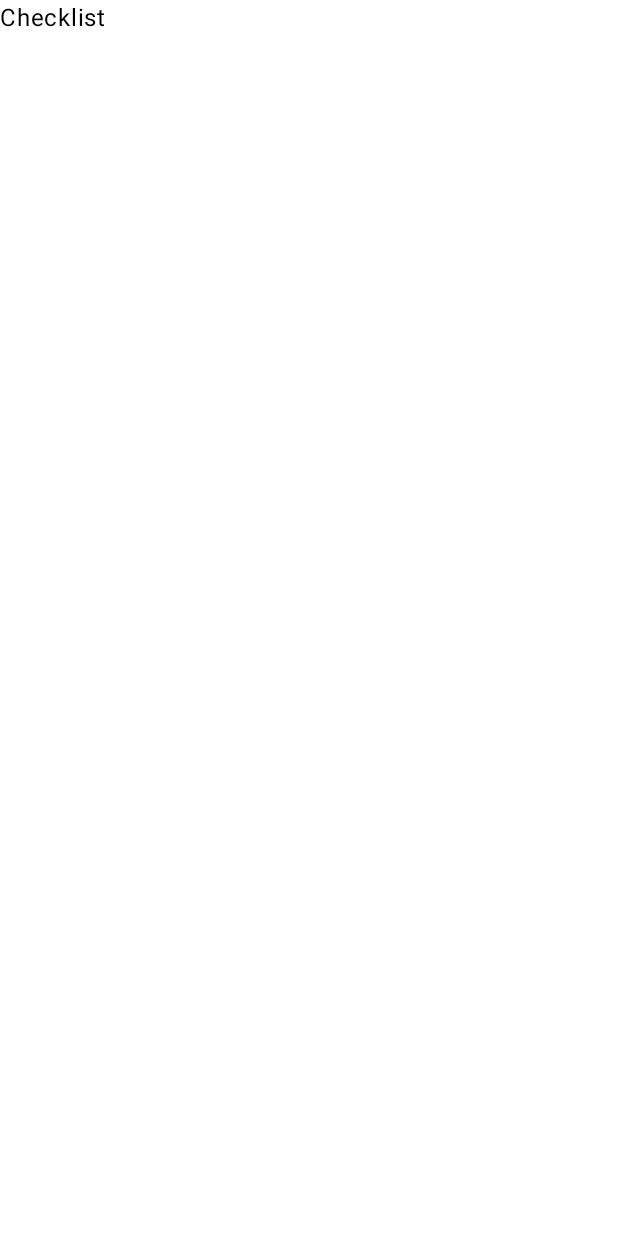
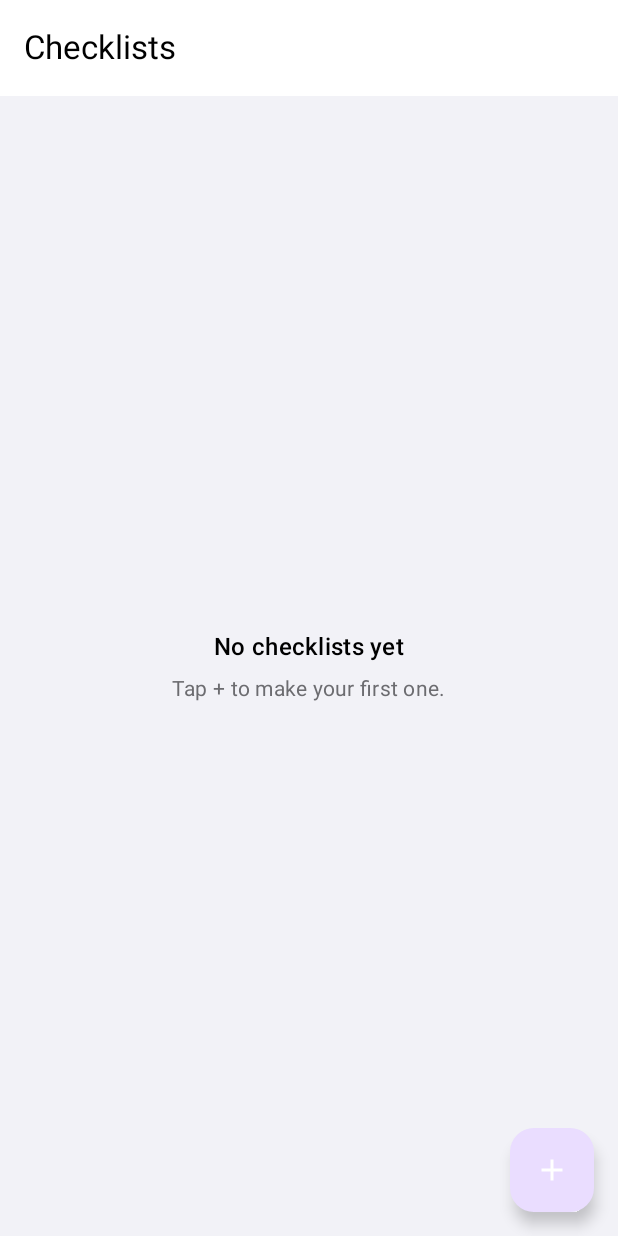
Before and after one commit to abhiram-k-2223/checklist-app, an Android app built with Jetpack Compose: the screen it shows after launch (MainActivity), on a phone screen of 412 x 824 dp. Before the commit the screen is almost empty. Run offline under Robolectric (Android 15) with nearby library versions, the phone set to English and light mode, and no system bars.

Commit message:
feat: add lists screen and view model

```diff
--- a/app/src/main/kotlin/dev/abhiram/checklist/MainActivity.kt
+++ b/app/src/main/kotlin/dev/abhiram/checklist/MainActivity.kt
@@ -2,22 +2,62 @@ package dev.abhiram.checklist
 
 import android.os.Bundle
 import androidx.activity.ComponentActivity
+import androidx.activity.compose.BackHandler
 import androidx.activity.compose.setContent
 import androidx.activity.enableEdgeToEdge
+import androidx.activity.viewModels
+import androidx.compose.foundation.layout.Box
 import androidx.compose.foundation.layout.fillMaxSize
+import androidx.compose.material3.MaterialTheme
 import androidx.compose.material3.Surface
 import androidx.compose.material3.Text
+import androidx.compose.runtime.getValue
+import androidx.compose.ui.Alignment
 import androidx.compose.ui.Modifier
+import androidx.lifecycle.compose.collectAsStateWithLifecycle
+import dev.abhiram.checklist.ui.ChecklistViewModel
+import dev.abhiram.checklist.ui.ListsScreen
 import dev.abhiram.checklist.ui.theme.ChecklistTheme
 
 class MainActivity : ComponentActivity() {
+
+    private val viewModel: ChecklistViewModel by viewModels {
+        val app = application as ChecklistApplication
+        ChecklistViewModel.factory(this, app.repository)
+    }
+
     override fun onCreate(savedInstanceState: Bundle?) {
         super.onCreate(savedInstanceState)
         enableEdgeToEdge()
         setContent {
             ChecklistTheme {
-                Surface(modifier = Modifier.fillMaxSize()) {
-                    Text("Checklist")
+                Surface(
+                    modifier = Modifier.fillMaxSize(),
+                    color = MaterialTheme.colorScheme.background,
+                ) {
+                    val uiState by viewModel.uiState.collectAsStateWithLifecycle()
+                    val selected = uiState.selectedChecklist
+                    if (selected == null) {
+                        ListsScreen(
+                            checklists = uiState.checklists,
+                            onOpenChecklist = viewModel::openChecklist,
+                            onCreateChecklist = viewModel::createChecklist,
+                            onRenameChecklist = viewModel::renameChecklist,
+                            onDeleteChecklist = viewModel::deleteChecklist,
+                            onSetPinned = viewModel::setPinned,
+                        )
+                    } else {
+                        BackHandler { viewModel.closeChecklist() }
+                        Box(
+                            modifier = Modifier.fillMaxSize(),
+                            contentAlignment = Alignment.Center,
+                        ) {
+                            Text(
+                                text = selected.title,
+                                style = MaterialTheme.typography.titleLarge,
+                            )
+                        }
+                    }
                 }
             }
         }
--- /dev/null
+++ b/app/src/main/kotlin/dev/abhiram/checklist/ui/ChecklistViewModel.kt
@@ -0,0 +1,103 @@
+package dev.abhiram.checklist.ui
+
+import androidx.lifecycle.AbstractSavedStateViewModelFactory
+import androidx.lifecycle.SavedStateHandle
+import androidx.lifecycle.ViewModel
+import androidx.lifecycle.viewModelScope
+import androidx.savedstate.SavedStateRegistryOwner
+import dev.abhiram.checklist.data.ChecklistRepository
+import dev.abhiram.checklist.data.model.Checklist
+import kotlinx.coroutines.flow.SharingStarted
+import kotlinx.coroutines.flow.StateFlow
+import kotlinx.coroutines.flow.combine
+import kotlinx.coroutines.flow.stateIn
+import kotlinx.coroutines.launch
+
+data class ChecklistUiState(
+    val checklists: List<Checklist> = emptyList(),
+    val selectedId: String? = null,
+) {
+    val selectedChecklist: Checklist?
+        get() = checklists.firstOrNull { it.id == selectedId }
+}
+
+class ChecklistViewModel(
+    private val repository: ChecklistRepository,
+    private val savedStateHandle: SavedStateHandle,
+) : ViewModel() {
+
+    private val selectedId = savedStateHandle.getStateFlow<String?>(KEY_SELECTED, null)
+
+    val uiState: StateFlow<ChecklistUiState> = combine(repository.state, selectedId) { state, requested ->
+        val selected = requested?.takeIf { id -> state.checklists.any { it.id == id } }
+        ChecklistUiState(checklists = state.checklists, selectedId = selected)
+    }.stateIn(
+        scope = viewModelScope,
+        started = SharingStarted.WhileSubscribed(5_000),
+        initialValue = ChecklistUiState(),
+    )
+
+    fun openChecklist(id: String) {
+        savedStateHandle[KEY_SELECTED] = id
+    }
+
+    fun closeChecklist() {
+        savedStateHandle[KEY_SELECTED] = null
+    }
+
+    fun createChecklist(title: String) {
+        viewModelScope.launch {
+            openChecklist(repository.createChecklist(title))
+        }
+    }
+
+    fun renameChecklist(id: String, title: String) {
+        viewModelScope.launch { repository.renameChecklist(id, title) }
+    }
+
+    fun deleteChecklist(id: String) {
+        viewModelScope.launch {
+            repository.deleteChecklist(id)
+            if (selectedId.value == id) {
+                closeChecklist()
+            }
+        }
+    }
+
+    fun setPinned(id: String?) {
+        viewModelScope.launch { repository.setPinned(id) }
+    }
+
+    fun addItem(checklistId: String, text: String) {
+        viewModelScope.launch { repository.addItem(checklistId, text) }
+    }
+
+    fun updateItem(itemId: String, text: String) {
+        viewModelScope.launch { repository.updateItem(itemId, text) }
+    }
+
+    fun toggleItem(itemId: String) {
+        viewModelScope.launch { repository.toggleItem(itemId) }
+    }
+
+    fun deleteItem(itemId: String) {
+        viewModelScope.launch { repository.deleteItem(itemId) }
+    }
+
+    companion object {
+        private const val KEY_SELECTED = "selected_checklist_id"
+
+        fun factory(
+            owner: SavedStateRegistryOwner,
+            repository: ChecklistRepository,
+        ): AbstractSavedStateViewModelFactory =
+            object : AbstractSavedStateViewModelFactory(owner, null) {
+                @Suppress("UNCHECKED_CAST")
+                override fun <T : ViewModel> create(
+                    key: String,
+                    modelClass: Class<T>,
+                    handle: SavedStateHandle,
+                ): T = ChecklistViewModel(repository, handle) as T
+            }
+    }
+}
--- /dev/null
+++ b/app/src/main/kotlin/dev/abhiram/checklist/ui/ListsScreen.kt
@@ -0,0 +1,239 @@
+@file:OptIn(androidx.compose.material3.ExperimentalMaterial3Api::class)
+
+package dev.abhiram.checklist.ui
+
+import androidx.compose.foundation.layout.Arrangement
+import androidx.compose.foundation.layout.Box
+import androidx.compose.foundation.layout.Column
+import androidx.compose.foundation.layout.PaddingValues
+import androidx.compose.foundation.layout.Row
+import androidx.compose.foundation.layout.Spacer
+import androidx.compose.foundation.layout.fillMaxSize
+import androidx.compose.foundation.layout.fillMaxWidth
+import androidx.compose.foundation.layout.height
+import androidx.compose.foundation.layout.padding
+import androidx.compose.foundation.layout.size
+import androidx.compose.foundation.layout.width
+import androidx.compose.foundation.lazy.LazyColumn
+import androidx.compose.foundation.lazy.items
+import androidx.compose.foundation.shape.RoundedCornerShape
+import androidx.compose.material3.DropdownMenu
+import androidx.compose.material3.DropdownMenuItem
+import androidx.compose.material3.FloatingActionButton
+import androidx.compose.material3.Icon
+import androidx.compose.material3.IconButton
+import androidx.compose.material3.MaterialTheme
+import androidx.compose.material3.Scaffold
+import androidx.compose.material3.Surface
+import androidx.compose.material3.Text
+import androidx.compose.material3.TopAppBar
+import androidx.compose.runtime.Composable
+import androidx.compose.runtime.getValue
+import androidx.compose.runtime.mutableStateOf
+import androidx.compose.runtime.remember
+import androidx.compose.runtime.saveable.rememberSaveable
+import androidx.compose.runtime.setValue
+import androidx.compose.ui.Alignment
+import androidx.compose.ui.Modifier
+import androidx.compose.ui.res.painterResource
+import androidx.compose.ui.text.font.FontWeight
+import androidx.compose.ui.text.style.TextOverflow
+import androidx.compose.ui.unit.dp
+import dev.abhiram.checklist.R
+import dev.abhiram.checklist.data.model.Checklist
+import dev.abhiram.checklist.ui.components.ConfirmDeleteDialog
+import dev.abhiram.checklist.ui.components.TextInputDialog
+
+@Composable
+fun ListsScreen(
+    checklists: List<Checklist>,
+    onOpenChecklist: (String) -> Unit,
+    onCreateChecklist: (String) -> Unit,
+    onRenameChecklist: (String, String) -> Unit,
+    onDeleteChecklist: (String) -> Unit,
+    onSetPinned: (String?) -> Unit,
+) {
+    var showCreate by rememberSaveable { mutableStateOf(false) }
+    var renameTarget by remember { mutableStateOf<Checklist?>(null) }
+    var deleteTarget by remember { mutableStateOf<Checklist?>(null) }
+
+    Scaffold(
+        topBar = {
+            TopAppBar(title = { Text("Checklists") })
+        },
+        floatingActionButton = {
+            FloatingActionButton(onClick = { showCreate = true }) {
+                Icon(
+                    painter = painterResource(R.drawable.ic_add),
+                    contentDescription = "New checklist",
+                    tint = MaterialTheme.colorScheme.onPrimary,
+                )
+            }
+        },
+    ) { innerPadding ->
+        Box(
+            modifier = Modifier
+                .fillMaxSize()
+                .padding(innerPadding),
+        ) {
+            LazyColumn(
+                modifier = Modifier.fillMaxSize(),
+                contentPadding = PaddingValues(start = 16.dp, end = 16.dp, top = 8.dp, bottom = 96.dp),
+                verticalArrangement = Arrangement.spacedBy(10.dp),
+            ) {
+                items(checklists, key = { it.id }) { checklist ->
+                    ListCard(
+                        checklist = checklist,
+                        onOpen = { onOpenChecklist(checklist.id) },
+                        onRename = { renameTarget = checklist },
+                        onPinToggle = {
+                            onSetPinned(if (checklist.isPinned) null else checklist.id)
+                        },
+                        onRequestDelete = { deleteTarget = checklist },
+                    )
+                }
+            }
+
+            if (checklists.isEmpty()) {
+                Column(
+                    modifier = Modifier
+                        .align(Alignment.Center)
+                        .padding(32.dp),
+                    horizontalAlignment = Alignment.CenterHorizontally,
+                ) {
+                    Text(
+                        text = "No checklists yet",
+                        style = MaterialTheme.typography.titleMedium,
+                    )
+                    Spacer(Modifier.height(6.dp))
+                    Text(
+                        text = "Tap + to make your first one.",
+                        style = MaterialTheme.typography.bodyMedium,
+                        color = MaterialTheme.colorScheme.onSurfaceVariant,
+                    )
+                }
+            }
+        }
+    }
+
+    if (showCreate) {
+        TextInputDialog(
+            title = "New checklist",
+            initialValue = "",
+            confirmLabel = "Create",
+            onDismiss = { showCreate = false },
+            onConfirm = { title ->
+                showCreate = false
+                onCreateChecklist(title)
+            },
+        )
+    }
+
+    renameTarget?.let { checklist ->
+        TextInputDialog(
+            title = "Rename checklist",
+            initialValue = checklist.title,
+            confirmLabel = "Save",
+            onDismiss = { renameTarget = null },
+            onConfirm = { title ->
+                renameTarget = null
+                onRenameChecklist(checklist.id, title)
+            },
+        )
+    }
+
+    deleteTarget?.let { checklist ->
+        ConfirmDeleteDialog(
+            title = "Delete checklist?",
+            message = "\"${checklist.title}\" and its items will be removed.",
+            onDismiss = { deleteTarget = null },
+            onConfirm = {
+                deleteTarget = null
+                onDeleteChecklist(checklist.id)
+            },
+        )
+    }
+}
+
+@Composable
+private fun ListCard(
+    checklist: Checklist,
+    onOpen: () -> Unit,
+    onRename: () -> Unit,
+    onPinToggle: () -> Unit,
+    onRequestDelete: () -> Unit,
+) {
+    var menuOpen by remember { mutableStateOf(false) }
+
+    Surface(
+        onClick = onOpen,
+        modifier = Modifier.fillMaxWidth(),
+        shape = RoundedCornerShape(16.dp),
+        color = MaterialTheme.colorScheme.surface,
+    ) {
+        Row(
+            modifier = Modifier.padding(16.dp),
+            verticalAlignment = Alignment.CenterVertically,
+        ) {
+            Column(modifier = Modifier.weight(1f)) {
+                Row(verticalAlignment = Alignment.CenterVertically) {
+                    if (checklist.isPinned) {
+                        Icon(
+                            painter = painterResource(R.drawable.ic_pin),
+                            contentDescription = "Pinned",
+                            tint = MaterialTheme.colorScheme.primary,
+                            modifier = Modifier.size(16.dp),
+                        )
+                        Spacer(Modifier.width(6.dp))
+                    }
+                    Text(
+                        text = checklist.title,
+                        style = MaterialTheme.typography.titleMedium,
+                        fontWeight = FontWeight.SemiBold,
+                        maxLines = 1,
+                        overflow = TextOverflow.Ellipsis,
+                    )
+                }
+                Spacer(Modifier.height(4.dp))
+                Text(
+                    text = progressLabel(checklist),
+                    style = MaterialTheme.typography.bodySmall,
+                    color = MaterialTheme.colorScheme.onSurfaceVariant,
+                )
+            }
+
+            Box {
+                IconButton(onClick = { menuOpen = true }) {
+                    Icon(
+                        painter = painterResource(R.drawable.ic_more_vert),
+                        contentDescription = "List actions",
+                        tint = MaterialTheme.colorScheme.onSurfaceVariant,
+                    )
+                }
+                DropdownMenu(expanded = menuOpen, onDismissRequest = { menuOpen = false }) {
+                    DropdownMenuItem(
+                        text = { Text("Rename") },
+                        onClick = {
+                            menuOpen = false
+                            onRename()
+                        },
+                    )
+                    DropdownMenuItem(
+                        text = { Text(if (checklist.isPinned) "Unpin" else "Pin") },
+                        onClick = {
+                            menuOpen = false
+                            onPinToggle()
+                        },
+                    )
+                    DropdownMenuItem(
+                        text = { Text("Delete", color = MaterialTheme.colorScheme.error) },
+                        onClick = {
+                            menuOpen = false
+                            onRequestDelete()
+                        },
+                    )
+                }
+            }
+        }
+    }
+}
--- /dev/null
+++ b/app/src/main/res/drawable/ic_add.xml
@@ -0,0 +1,9 @@
+<vector xmlns:android="http://schemas.android.com/apk/res/android"
+    android:width="24dp"
+    android:height="24dp"
+    android:viewportWidth="24"
+    android:viewportHeight="24">
+    <path
+        android:fillColor="#FFFFFFFF"
+        android:pathData="M19,13h-6v6h-2v-6H5v-2h6V5h2v6h6v2z" />
+</vector>
--- /dev/null
+++ b/app/src/main/res/drawable/ic_more_vert.xml
@@ -0,0 +1,9 @@
+<vector xmlns:android="http://schemas.android.com/apk/res/android"
+    android:width="24dp"
+    android:height="24dp"
+    android:viewportWidth="24"
+    android:viewportHeight="24">
+    <path
+        android:fillColor="#FFFFFFFF"
+        android:pathData="M12,8c1.1,0 2,-0.9 2,-2s-0.9,-2 -2,-2 -2,0.9 -2,2 0.9,2 2,2zM12,10c-1.1,0 -2,0.9 -2,2s0.9,2 2,2 2,-0.9 2,-2 -0.9,-2 -2,-2zM12,16c-1.1,0 -2,0.9 -2,2s0.9,2 2,2 2,-0.9 2,-2 -0.9,-2 -2,-2z" />
+</vector>
--- /dev/null
+++ b/app/src/main/res/drawable/ic_pin.xml
@@ -0,0 +1,9 @@
+<vector xmlns:android="http://schemas.android.com/apk/res/android"
+    android:width="24dp"
+    android:height="24dp"
+    android:viewportWidth="24"
+    android:viewportHeight="24">
+    <path
+        android:fillColor="#FFFFFFFF"
+        android:pathData="M16,9V4l1,0c0.55,0 1,-0.45 1,-1v0c0,-0.55 -0.45,-1 -1,-1H7C6.45,2 6,2.45 6,3v0c0,0.55 0.45,1 1,1l1,0v5c0,1.66 -1.34,3 -3,3v2h5.97v7l1,1 1,-1v-7H19v-2c-1.66,0 -3,-1.34 -3,-3z" />
+</vector>
```
Also changed, not shown: app/src/main/kotlin/dev/abhiram/checklist/ui/UiFormat.kt (added, +9 -0 lines), app/src/main/kotlin/dev/abhiram/checklist/ui/components/Dialogs.kt (added, +79 -0 lines).
